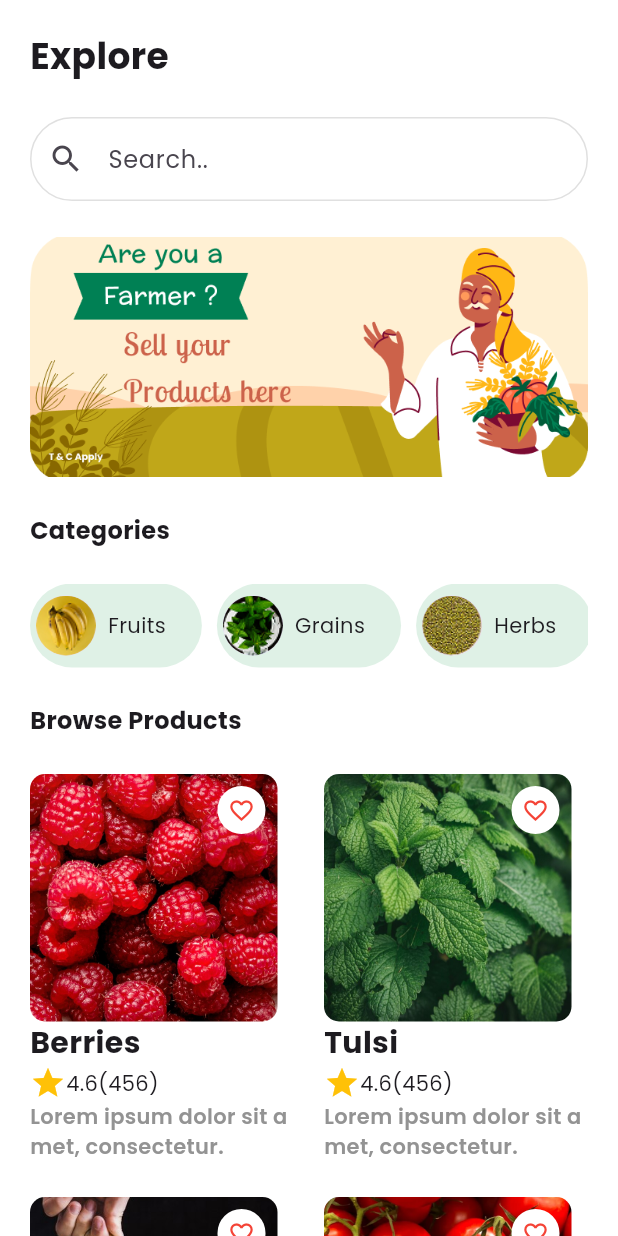
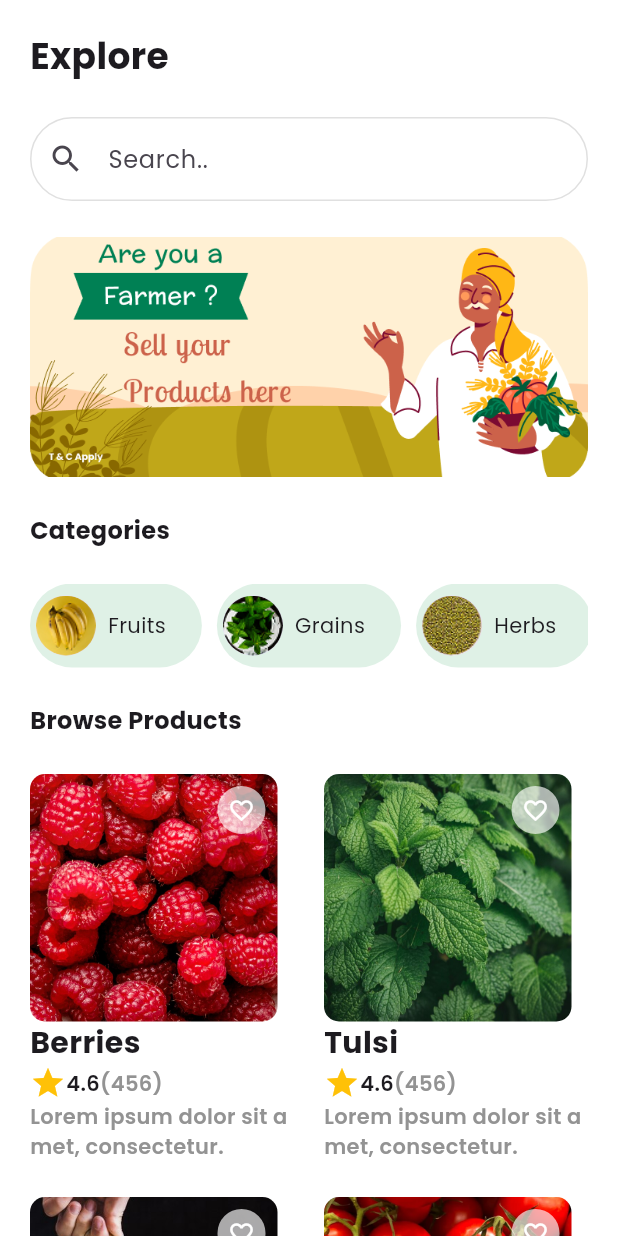
Before and after one commit to nabathnm/raion-workshop, a Flutter app: the screen it shows after launch, on a phone screen of 412 x 824 dp. Run offline on Flutter 3.47's test engine with Material 3 defaults, Android fonts, the phone set to English and light mode, and no system bars; our stand-ins replace google_fonts.

Commit message:
feat: add opacity button

```diff
--- a/lib/home_page.dart
+++ b/lib/home_page.dart
@@ -241,10 +241,10 @@ class ProductCard extends StatelessWidget {
                     onTap: onToggleFavorite,
                     child: CircleAvatar(
                       radius: 16,
-                      backgroundColor: Colors.white,
+                      backgroundColor: Colors.white.withOpacity(0.65),
                       child: Icon(
                         isFavorite ? Icons.favorite : Icons.favorite_border,
-                        color: Colors.red,
+                        color: isFavorite ? Colors.red : Colors.white,
                         size: 18,
                       ),
                     ),
@@ -261,8 +261,18 @@ class ProductCard extends StatelessWidget {
             Row(
               children: [
                 Icon(Icons.star, color: Colors.amber),
-                Text(star),
-                Text('($rating)'),
+                Text(
+                  star,
+                  style: TextStyle(fontSize: 14, fontWeight: FontWeight.w600),
+                ),
+                Text(
+                  '($rating)',
+                  style: TextStyle(
+                    fontSize: 14,
+                    fontWeight: FontWeight.w600,
+                    color: Color(0xff939393),
+                  ),
+                ),
               ],
             ),
 
```
Also changed, not shown: lib/detail_page.dart (+25 -9 lines).
